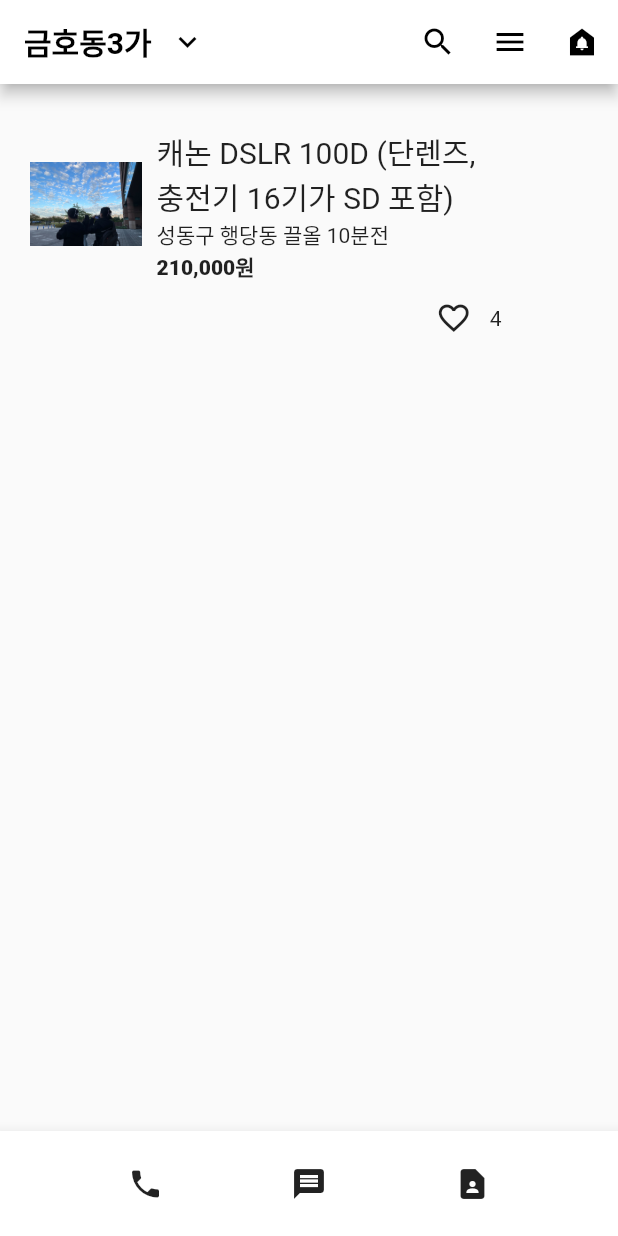
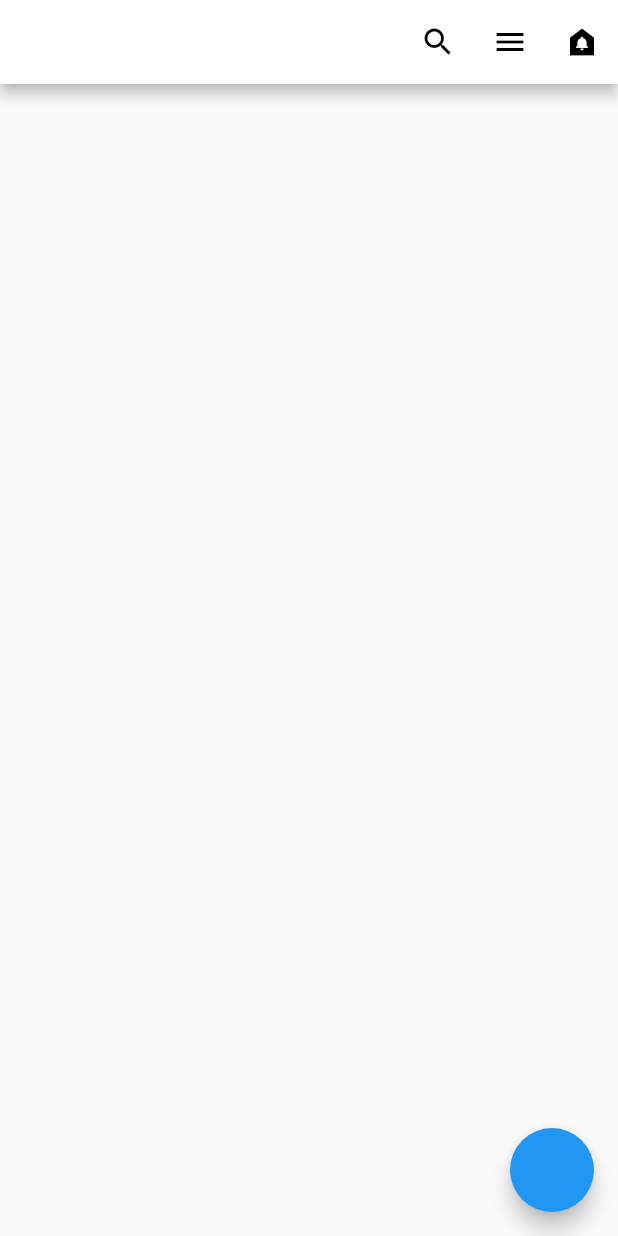
Before and after one commit to tomoyo519/flutter_study, a Flutter app: the screen it shows after launch, on a phone screen of 412 x 824 dp. Run offline on Flutter 3.47's test engine with Material 2 defaults, Android fonts, the phone set to English and light mode, and no system bars.

Commit message:
apple coding 9강 숙제 완료

```diff
--- a/lib/main.dart
+++ b/lib/main.dart
@@ -2,77 +2,77 @@ import 'package:flutter/material.dart';
 
 void main() {
   //앱 시작해주세요.
-  runApp(const MyApp());
+  runApp(
+      MaterialApp(
+        home: MyApp()
+      )
+    );
 }
 
-class MyApp extends StatelessWidget {
-  const MyApp({Key? key}) : super(key: key);
+
+class MyApp extends StatefulWidget {
+  MyApp({Key? key}) : super(key: key);
+
+  @override
+  State<MyApp> createState() => _MyAppState();
+}
+
+class _MyAppState extends State<MyApp> {
 
   @override
   Widget build(BuildContext context) {
-    return MaterialApp(
-      home: Scaffold(
+    return Scaffold(
+        floatingActionButton: FloatingActionButton(
+          onPressed: (){
+           showDialog(context:context, builder:(context){
+             return Dialog(
+
+                 child:
+             Container(
+               height:250,
+               width: 250,
+               padding: EdgeInsets.all(10),
+               child: Column(
+                   mainAxisAlignment: MainAxisAlignment.center,
+                 crossAxisAlignment: CrossAxisAlignment.start,
+                 children:[
+                   Text("Contact",style: TextStyle(fontWeight: FontWeight.w800, fontSize:20) ,),
+                   TextField(),
+                   Row(
+
+                       mainAxisAlignment: MainAxisAlignment.end,
+                     children:[
+                       ElevatedButton(onPressed: (){
+                         Navigator.pop(context);
+                       }, child: Text("Cancel")),
+                       ElevatedButton(onPressed: (){}, child: Text("OK"))
+
+                     ]
+
+
+                   )
+
+                 ]
+
+               ),
+             )
+             );
+           });
+          },
+        ),
         appBar: AppBar(
           backgroundColor: Colors.white ,
           actions: [IconButton(icon: Icon(Icons.search) , onPressed:(){}, color: Colors.black,)
           ,IconButton(icon: Icon(Icons.menu) , onPressed:(){}, color: Colors.black,)
           ,IconButton(icon: Icon(Icons.doorbell) , onPressed:(){} , color: Colors.black,)],
           title:Row(
-            children: [
-              Text('금호동3가', style: TextStyle(color:(Colors.black), fontWeight: FontWeight.w700 )),
-              IconButton(onPressed: (){}, icon: Icon(Icons.expand_more), color: Colors.black,)
-            ],
+
           ),
         ),
-        body: Container(
-          padding: EdgeInsets.all(10),
-          margin: EdgeInsets.all(10),
-          child: Row(
+        body: Text('')
 
-            crossAxisAlignment: CrossAxisAlignment.start,
-              children: [
-                Flexible(child: Image.asset( "assets/wow.png", height: 120, width: 120 ),flex:1),
-                Flexible(child: Container(
-                  padding: EdgeInsets.all(10),
-                  width: 250, height :250,
-                  child: Column(
-                    mainAxisAlignment: MainAxisAlignment.start,
-                    crossAxisAlignment: CrossAxisAlignment.start,
-                    children: [
-                      Text("캐논 DSLR 100D (단렌즈, 충전기 16기가 SD 포함)", style: TextStyle(fontSize: 20),),
-                      Text("성동구 행당동 끌올 10분전 ",),
-                      Text("210,000원", style: TextStyle(fontWeight:FontWeight.w800)),
-                      Row(
-                        mainAxisAlignment: MainAxisAlignment.end,
-                        children:[
-                          IconButton(onPressed: (){}, icon: Icon(Icons.favorite_border)),
-                          Text("4")
-                        ]
-                      )
-                    ],
-                  ),
-                ), flex:4)
-              ],
-             ),
-        ),
+      );
 
 
-        bottomNavigationBar: BottomAppBar(child:SizedBox(
-          height: 70,
-          child: Row(
-
-            mainAxisAlignment: MainAxisAlignment.spaceEvenly,
-            crossAxisAlignment: CrossAxisAlignment.center,
-          children: [
-
-            Icon(Icons.phone),
-            Icon(Icons.message),
-            Icon(Icons.contact_page)
-          ],
-    ),
-        ),
-      )
-    )
-    );
   }
 }
```
